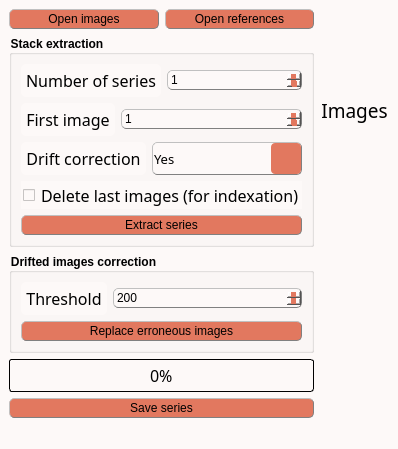
Old version of the form inichord/Extract_Mosaic.ui in the repository Cyril-Langlois/iniCHORD.
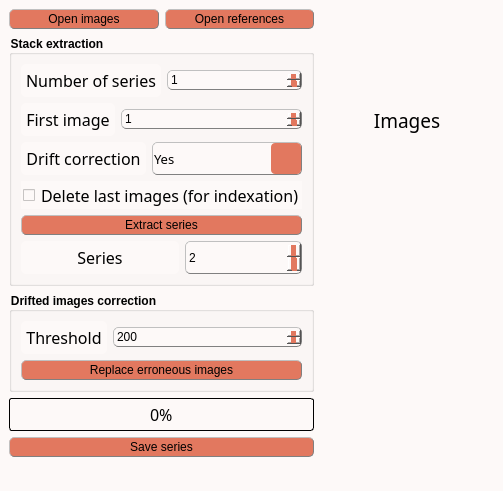
New version of the form. Icons and pictures are not drawn. Custom widgets are drawn as their Qt base class.

What changed in the file:
```diff
--- a/inichord/Extract_Mosaic.ui
+++ b/inichord/Extract_Mosaic.ui
@@ -9,8 +9,8 @@
    <rect>
     <x>0</x>
     <y>0</y>
-    <width>347</width>
-    <height>429</height>
+    <width>503</width>
+    <height>491</height>
    </rect>
   </property>
   <property name="sizePolicy">
@@ -497,6 +497,76 @@
              </property>
             </widget>
            </item>
+           <item>
+            <layout class="QHBoxLayout" name="horizontalLayout_8">
+             <item>
+              <widget class="QLabel" name="label_checkseries">
+               <property name="font">
+                <font>
+                 <family>Noto Sans Cond</family>
+                 <pointsize>12</pointsize>
+                 <weight>50</weight>
+                 <italic>false</italic>
+                 <bold>false</bold>
+                </font>
+               </property>
+               <property name="styleSheet">
+                <string notr="true">QLabel {
+color: rgb(0, 0, 0);
+background-color:	rgb(253, 249, 248);
+border-style : outset;
+Border-radius : 5px;
+border-width : 0px;
+border-color : black;
+min-width : 5em;
+padding : 5px;
+font : 12pt &quot;Noto Sans Cond&quot;;
+}</string>
+               </property>
+               <property name="text">
+                <string>Series</string>
+               </property>
+               <property name="alignment">
+                <set>Qt::AlignCenter</set>
+               </property>
+              </widget>
+             </item>
+             <item>
+              <widget class="QSpinBox" name="Checkseries_box">
+               <property name="sizePolicy">
+                <sizepolicy hsizetype="Preferred" vsizetype="Minimum">
+                 <horstretch>0</horstretch>
+                 <verstretch>0</verstretch>
+                </sizepolicy>
+               </property>
+               <property name="minimumSize">
+                <size>
+                 <width>79</width>
+                 <height>0</height>
+                </size>
+               </property>
+               <property name="maximumSize">
+                <size>
+                 <width>117</width>
+                 <height>16777215</height>
+                </size>
+               </property>
+               <property name="toolTip">
+                <string>&lt;html&gt;&lt;head/&gt;&lt;body&gt;&lt;p&gt;&lt;span style=&quot; font-size:11pt;&quot;&gt;Choose a number of classes to perform Otsu segmentation.&lt;/span&gt;&lt;/p&gt;&lt;/body&gt;&lt;/html&gt;</string>
+               </property>
+               <property name="minimum">
+                <number>2</number>
+               </property>
+               <property name="maximum">
+                <number>100</number>
+               </property>
+               <property name="value">
+                <number>2</number>
+               </property>
+              </widget>
+             </item>
+            </layout>
+           </item>
           </layout>
          </widget>
         </item>
```
Left out of the diff: 14 changed lines with no effect on the pictures.
